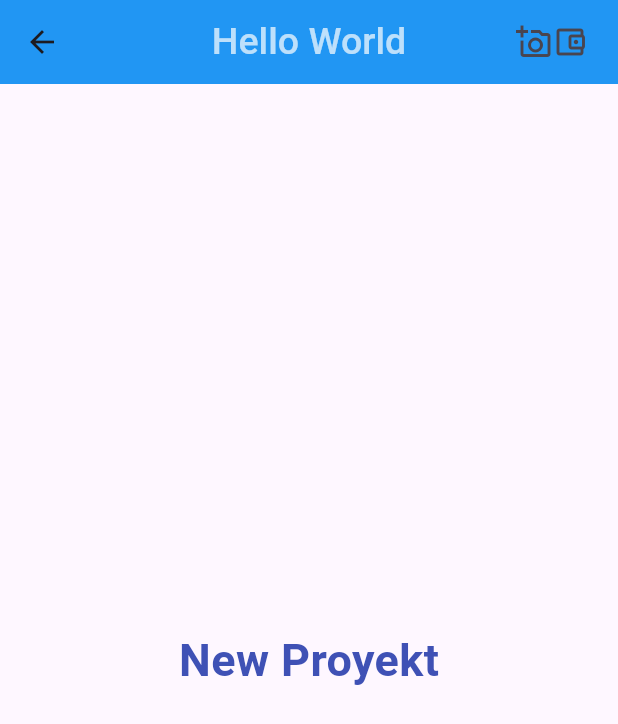
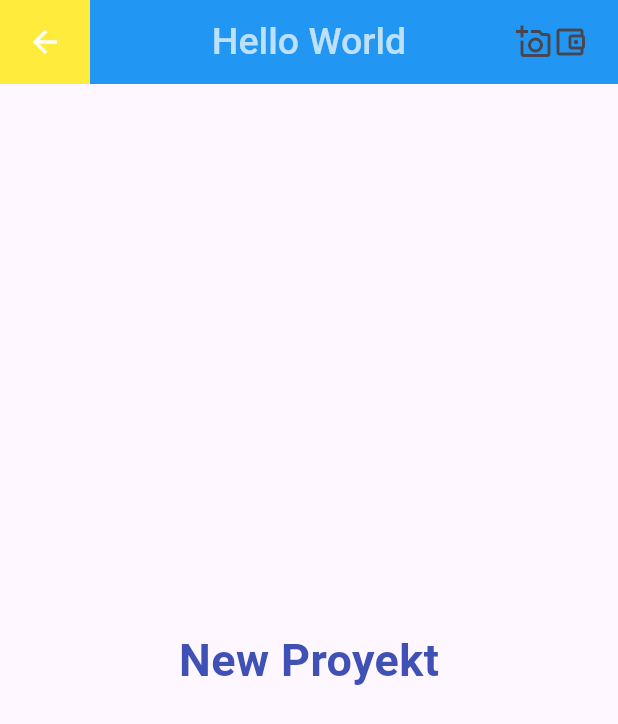
Before and after one commit to AbdulboriyIsroilov/B_E_R_U, a Flutter app: the screen it shows after launch, on a phone screen of 412 x 824 dp. Shown: the top 724 px of the screen. Run offline on Flutter 3.47's test engine with Material 3 defaults, Android fonts, the phone set to English and light mode, and no system bars.

Commit message:
Merge remote-tracking branch 'origin/main'
# Conflicts:
#	lib/main.dart

```diff
--- a/lib/home_view.dart
+++ b/lib/home_view.dart
@@ -19,7 +19,16 @@ class HomeView extends StatelessWidget {
           ),
         ),
         centerTitle: true,
-        leading: Icon(Icons.arrow_back),
+        leadingWidth: 60,
+        leading: Container(
+          width: 30,
+          height: 30,
+          color: Colors.yellow,
+          child: Icon(
+            Icons.arrow_back,
+            color: Colors.white,
+          ),
+        ),
         actionsPadding: EdgeInsets.only(right: 20),
         actions: [
           Icon(Icons.add_a_photo_outlined),
```
